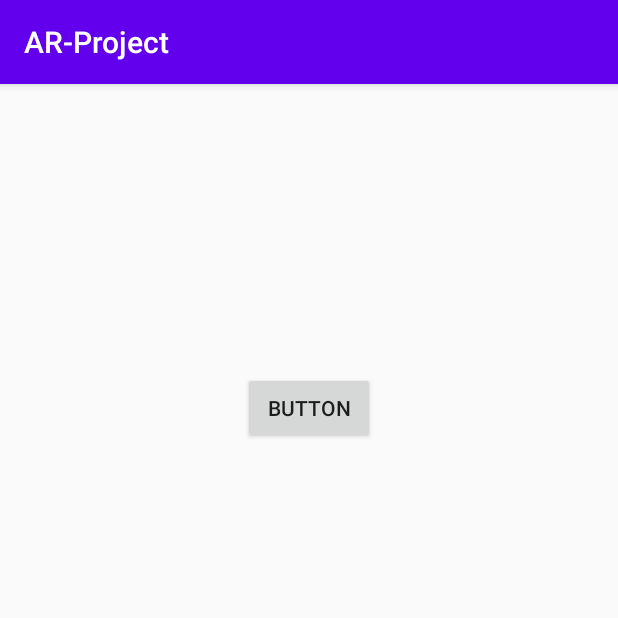
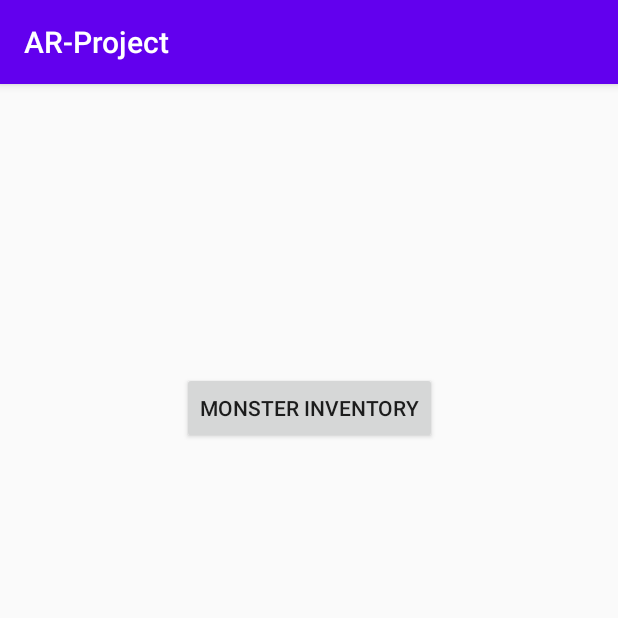
Before and after one commit to Latexi940/AR-Project, an Android app: the ProfileActivity screen opened directly, with no data from a screen before it, on a phone screen of 412 x 824 dp, the top half of it. Run offline under Robolectric (Android 15) with nearby library versions, the phone set to English and light mode, and no system bars.

Commit message:
Switching activity chrashes app if monster is caught

```diff
--- a/app/src/main/java/com/example/ar_project/MonsterInventoryActivity.kt
+++ b/app/src/main/java/com/example/ar_project/MonsterInventoryActivity.kt
@@ -5,15 +5,15 @@ import androidx.appcompat.app.AppCompatActivity
 import kotlinx.android.synthetic.main.activity_monster_inventory.*
 
 class MonsterInventoryActivity : AppCompatActivity()  {
-private val monstersList = user?.monsterCollection
+//private val monstersList = user?.monsterCollection
     override fun onCreate(savedInstanceState: Bundle?) {
         super.onCreate(savedInstanceState)
         setContentView(R.layout.activity_monster_inventory)
 
 
-      val amountOfMonsters =  user?.monsterCollection?.size
+     // val amountOfMonsters =  user?.monsterCollection?.size
 
-        tv_monsters.text = "Monsters collected: $amountOfMonsters"
+       // tv_monsters.text = "Monsters collected: $amountOfMonsters"
 
        // val monstersAdapter = monstersList?.let { MonstersAdapter(this, it) }
 
--- a/app/src/main/java/com/example/ar_project/ProfileActivity.kt
+++ b/app/src/main/java/com/example/ar_project/ProfileActivity.kt
@@ -11,9 +11,9 @@ class ProfileActivity : AppCompatActivity() {
         super.onCreate(savedInstanceState)
         setContentView(R.layout.activity_profile)
 
-        monsters_btn.setOnClickListener() {
+       /* monsters_btn.setOnClickListener() {
              val intent = Intent(this, MonsterInventoryActivity::class.java)
             startActivity(intent)
-        }
+        } */
     }
 }
--- a/app/src/main/res/layout/activity_profile.xml
+++ b/app/src/main/res/layout/activity_profile.xml
@@ -10,7 +10,7 @@
         android:layout_width="wrap_content"
         android:layout_height="wrap_content"
         android:layout_marginTop="192dp"
-        android:text="Button"
+        android:text="@string/monster_inventory_btn"
         app:layout_constraintEnd_toEndOf="parent"
         app:layout_constraintStart_toStartOf="parent"
         app:layout_constraintTop_toTopOf="parent" />
--- a/app/src/main/res/values/strings.xml
+++ b/app/src/main/res/values/strings.xml
@@ -4,4 +4,5 @@
     <string name="welcome_text1">Welcome to Catch-a-Mon!</string>
     <string name="welcome_text2">Please enter your name:</string>
     <string name="start_button_text">Start your adventure</string>
+    <string name="monster_inventory_btn">Monster inventory</string>
 </resources>
```
Also changed, not shown: app/src/main/java/com/example/ar_project/MainActivity.kt (+7 -3 lines).
